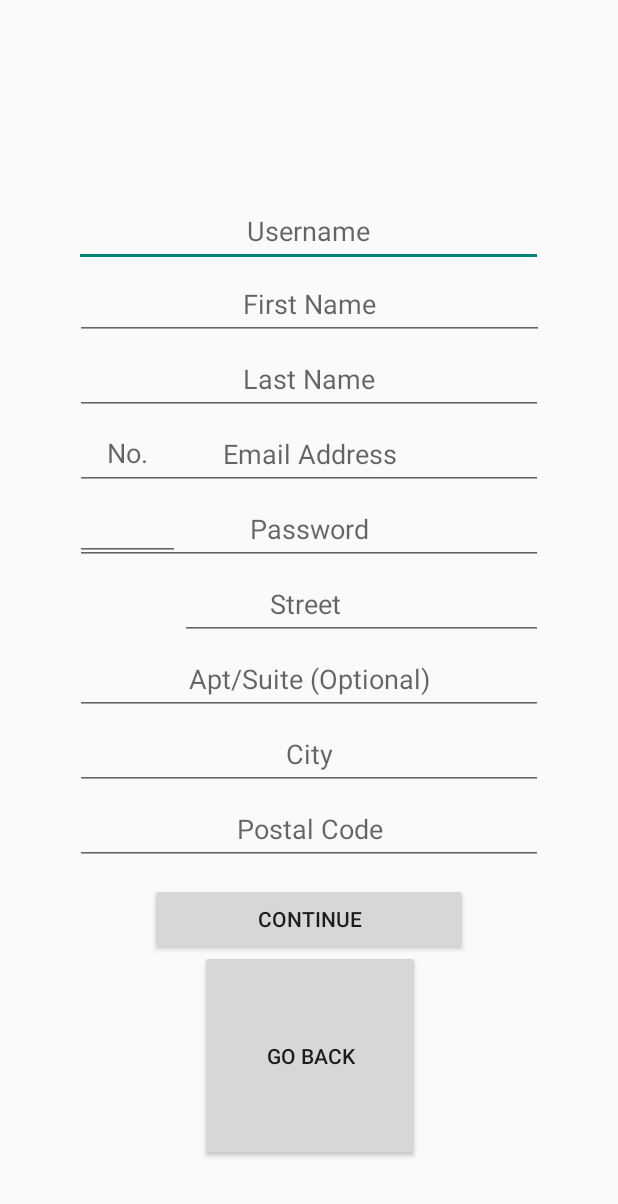
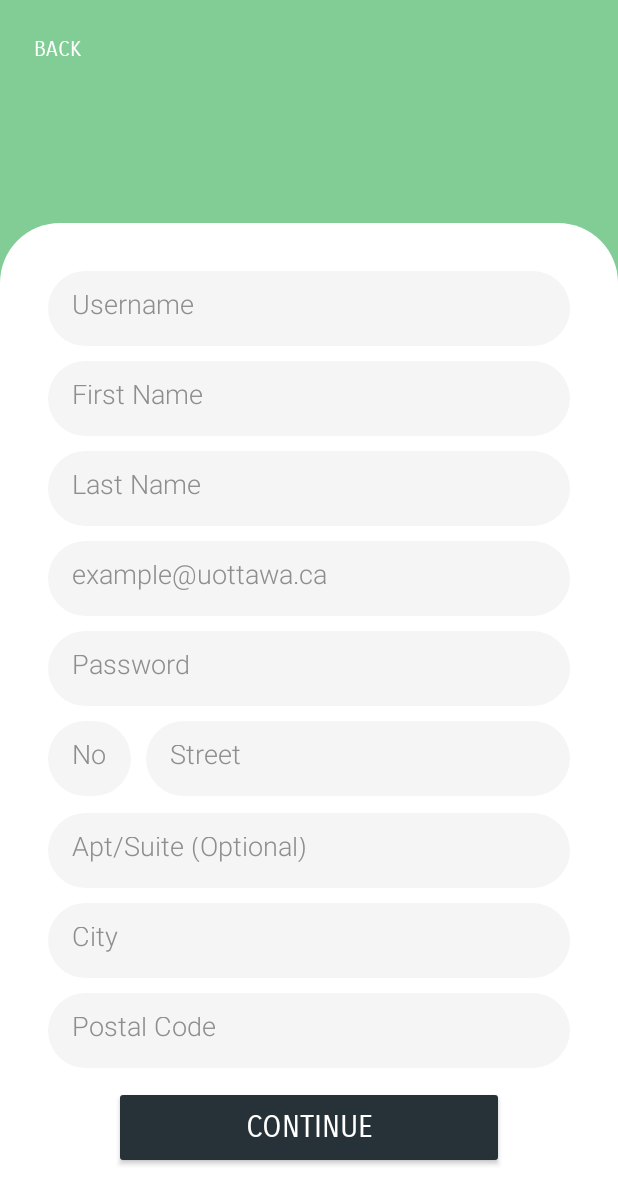
Before and after one commit to Georgin11/Mealer_App, an Android app: the ClientRegistration screen opened directly, with no data from a screen before it, on a phone screen of 412 x 824 dp. Shown: the top 1204 px of the screen. Run offline under Robolectric (Android 15) with nearby library versions, the light colour scheme and no system bars; Roboto replaces fonts that are not available here.

Commit message:
Client Registration UI

```diff
--- a/app/src/main/java/com/example/Mealer_App/ClientRegistration.java
+++ b/app/src/main/java/com/example/Mealer_App/ClientRegistration.java
@@ -125,6 +125,6 @@ public class ClientRegistration extends AppCompatActivity {
     }
 
     public void GoBack() {
-        return;
+        finish();
     }
 }
--- a/app/src/main/res/layout/activity_client_registration.xml
+++ b/app/src/main/res/layout/activity_client_registration.xml
@@ -9,206 +9,212 @@
     <RelativeLayout
         android:layout_width="match_parent"
         android:layout_height="match_parent"
-        app:layout_constraintBottom_toBottomOf="parent"
+        android:background="#82CD96">
+
+        <Button
+            android:id="@+id/btn_GoBack"
+            android:layout_width="65dp"
+            android:layout_height="55dp"
+            android:layout_marginStart="5dp"
+            android:layout_marginTop="5dp"
+            android:layout_marginEnd="320dp"
+            android:background="@null"
+            android:fontFamily="sans-serif-smallcaps"
+            android:onClick="GoBack"
+            android:text="Back"
+            android:textColor="@color/white"
             app:layout_constraintEnd_toEndOf="parent"
-        app:layout_constraintHorizontal_bias="0.0"
-        app:layout_constraintStart_toStartOf="parent"
-        app:layout_constraintTop_toTopOf="parent"
-        app:layout_constraintVertical_bias="0.0">
+            app:layout_constraintTop_toTopOf="parent" />
+
+        <LinearLayout
+            android:layout_width="match_parent"
+            android:layout_height="675dp"
+            android:layout_alignParentBottom="true"
+            android:layout_marginBottom="0dp"
+            android:background="@drawable/half_white_background"
+            android:orientation="vertical"
+            android:padding="32sp">
 
             <EditText
                 android:id="@+id/editText_ClientUsername"
-            android:layout_width="wrap_content"
-            android:layout_height="wrap_content"
-            android:layout_alignParentStart="true"
-            android:layout_alignParentEnd="true"
-            android:layout_alignParentBottom="true"
-            android:layout_marginStart="49dp"
-            android:layout_marginEnd="50dp"
-            android:layout_marginBottom="646dp"
+                android:layout_width="match_parent"
+                android:layout_height="50dp"
+                android:layout_marginTop="0dp"
+                android:background="@drawable/edittext_background"
                 android:ems="10"
-            android:gravity="center"
+                android:fontFamily="sans-serif-light"
                 android:hint="Username"
-            android:inputType="textPersonName"
-            android:minHeight="48dp" />
+                android:inputType="text"
+                android:padding="16dp"
+                android:textColor="#8e8e8e"
+                android:textColorHint="#8e8e8e"
+                android:textSize="18dp" />
 
             <EditText
                 android:id="@+id/editText_ClientName"
                 android:layout_width="match_parent"
-            android:layout_height="wrap_content"
-            android:layout_alignParentStart="true"
-            android:layout_alignParentEnd="true"
-            android:layout_alignParentBottom="true"
-            android:layout_marginStart="50dp"
-            android:layout_marginEnd="49dp"
-            android:layout_marginBottom="597dp"
+                android:layout_height="50dp"
+                android:layout_marginTop="10dp"
+                android:background="@drawable/edittext_background"
                 android:ems="10"
-            android:gravity="center"
+                android:fontFamily="sans-serif-light"
                 android:hint="First Name"
-            android:inputType="textPersonName"
-            android:minHeight="48dp"
-            app:hintAnimationEnabled="false"
-            app:hintEnabled="true" />
+                android:inputType="text"
+                android:padding="16dp"
+                android:textColor="#8e8e8e"
+                android:textColorHint="#8e8e8e"
+                android:textSize="18dp" />
 
             <EditText
                 android:id="@+id/editText_ClientLastName"
-            android:layout_width="wrap_content"
-            android:layout_height="wrap_content"
-            android:layout_alignBottom="@+id/editText_ClientName"
-            android:layout_alignParentStart="true"
-            android:layout_alignParentEnd="true"
-            android:layout_marginStart="50dp"
-            android:layout_marginEnd="50dp"
-            android:layout_marginBottom="-50dp"
+                android:layout_width="match_parent"
+                android:layout_height="50dp"
+                android:layout_marginTop="10dp"
+                android:background="@drawable/edittext_background"
                 android:ems="10"
-            android:gravity="center"
+                android:fontFamily="sans-serif-light"
                 android:hint="Last Name"
-            android:inputType="textPersonName"
-            android:minHeight="48dp" />
+                android:inputType="text"
+                android:padding="16dp"
+                android:textColor="#8e8e8e"
+                android:textColorHint="#8e8e8e"
+                android:textSize="18dp" />
 
             <EditText
                 android:id="@+id/editTextEmailAddress"
-            android:layout_width="wrap_content"
-            android:layout_height="wrap_content"
-            android:layout_alignBottom="@+id/editText_ClientLastName"
-            android:layout_alignParentStart="true"
-            android:layout_alignParentEnd="true"
-            android:layout_marginStart="50dp"
-            android:layout_marginEnd="50dp"
-            android:layout_marginBottom="-50dp"
+                android:layout_width="match_parent"
+                android:layout_height="50dp"
+                android:layout_marginTop="10dp"
+                android:background="@drawable/edittext_background"
                 android:ems="10"
-            android:gravity="center"
-            android:hint="Email Address"
+                android:fontFamily="sans-serif-light"
+                android:hint="example@uottawa.ca"
                 android:inputType="textEmailAddress"
-            android:minHeight="48dp" />
+                android:padding="16dp"
+                android:textColor="#8e8e8e"
+                android:textColorHint="#8e8e8e"
+                android:textSize="18dp" />
 
             <EditText
                 android:id="@+id/editText_ClientPassword"
-            android:layout_width="wrap_content"
-            android:layout_height="wrap_content"
-            android:layout_alignBottom="@+id/editTextEmailAddress"
-            android:layout_alignParentStart="true"
-            android:layout_alignParentEnd="true"
-            android:layout_marginStart="50dp"
-            android:layout_marginEnd="50dp"
-            android:layout_marginBottom="-50dp"
+                android:layout_width="match_parent"
+                android:layout_height="50dp"
+                android:layout_marginTop="10dp"
+                android:background="@drawable/edittext_background"
                 android:ems="10"
-            android:gravity="center"
+                android:fontFamily="sans-serif-light"
                 android:hint="Password"
                 android:inputType="textPassword"
-            android:minHeight="48dp" />
+                android:padding="16dp"
+                android:textColor="#8e8e8e"
+                android:textColorHint="#8e8e8e"
+                android:textSize="18dp"
+                tools:ignore="SpeakableTextPresentCheck" />
+
+            <LinearLayout
+                android:layout_width="match_parent"
+                android:layout_height="wrap_content"
+                android:layout_weight="1"
+                android:gravity="top"
+                android:orientation="horizontal">
 
                 <EditText
                     android:id="@+id/editText_ClientNumber"
-            android:layout_width="wrap_content"
-            android:layout_height="wrap_content"
-            android:layout_alignParentStart="true"
-            android:layout_alignParentTop="true"
-            android:layout_alignParentBottom="true"
-            android:layout_marginStart="50dp"
-            android:layout_marginTop="230dp"
-            android:layout_marginEnd="-120dp"
-            android:layout_marginBottom="450dp"
-            android:layout_toStartOf="@+id/editText_ClientStreet"
+                    android:layout_width="55dp"
+                    android:layout_height="50dp"
+                    android:layout_marginTop="10dp"
+                    android:background="@drawable/edittext_background"
                     android:ems="10"
-            android:gravity="center"
+                    android:fontFamily="sans-serif-light"
                     android:hint="No."
                     android:inputType="number"
-            android:minHeight="48dp"
-            tools:ignore="TouchTargetSizeCheck,TouchTargetSizeCheck,TouchTargetSizeCheck,TouchTargetSizeCheck" />
+                    android:padding="16dp"
+                    android:textColor="#8e8e8e"
+                    android:textColorHint="#8e8e8e"
+                    android:textSize="18dp" />
 
                 <EditText
                     android:id="@+id/editText_ClientStreet"
-            android:layout_width="wrap_content"
-            android:layout_height="wrap_content"
-            android:layout_alignBottom="@+id/editText_ClientPassword"
-            android:layout_alignParentStart="true"
-            android:layout_alignParentEnd="true"
-            android:layout_marginStart="120dp"
-            android:layout_marginEnd="50dp"
-            android:layout_marginBottom="-50dp"
+                    android:layout_width="match_parent"
+                    android:layout_height="50dp"
+                    android:layout_marginStart="10dp"
+                    android:layout_marginTop="10dp"
+                    android:background="@drawable/edittext_background"
                     android:ems="10"
-            android:gravity="center"
+                    android:fontFamily="sans-serif-light"
                     android:hint="Street                "
-            android:inputType="textPersonName"
-            android:minHeight="48dp" />
+                    android:padding="16dp"
+                    android:textColor="#8e8e8e"
+                    android:textColorHint="#8e8e8e"
+                    android:textSize="18dp" />
+
+            </LinearLayout>
 
             <EditText
                 android:id="@+id/editText_ClientApt"
-            android:layout_width="wrap_content"
-            android:layout_height="wrap_content"
-            android:layout_alignBottom="@+id/editText_ClientStreet"
-            android:layout_alignParentStart="true"
-            android:layout_alignParentEnd="true"
-            android:layout_marginStart="50dp"
-            android:layout_marginEnd="50dp"
-            android:layout_marginBottom="-50dp"
+                android:layout_width="match_parent"
+                android:layout_height="50dp"
+                android:layout_marginTop="10dp"
+                android:background="@drawable/edittext_background"
                 android:ems="10"
-            android:gravity="center"
+                android:fontFamily="sans-serif-light"
                 android:hint="Apt/Suite (Optional)"
-            android:inputType="number"
-            android:minHeight="48dp" />
+                android:padding="16dp"
+                android:textColor="#8e8e8e"
+                android:textColorHint="#8e8e8e"
+                android:textSize="18dp" />
 
             <EditText
                 android:id="@+id/editText_ClientCity"
-            android:layout_width="wrap_content"
-            android:layout_height="wrap_content"
-            android:layout_alignBottom="@+id/editText_ClientApt"
-            android:layout_alignParentStart="true"
-            android:layout_alignParentEnd="true"
-            android:layout_marginStart="50dp"
-            android:layout_marginEnd="50dp"
-            android:layout_marginBottom="-50dp"
+                android:layout_width="match_parent"
+                android:layout_height="50dp"
+                android:layout_marginTop="10dp"
+                android:background="@drawable/edittext_background"
                 android:ems="10"
-            android:gravity="center"
+                android:fontFamily="sans-serif-light"
                 android:hint="City"
-            android:inputType="textPersonName"
-            android:minHeight="48dp" />
+                android:padding="16dp"
+                android:textColor="#8e8e8e"
+                android:textColorHint="#8e8e8e"
+                android:textSize="18dp" />
 
             <EditText
                 android:id="@+id/editText_ClientPostal"
-            android:layout_width="wrap_content"
-            android:layout_height="wrap_content"
-            android:layout_alignBottom="@+id/editText_ClientCity"
-            android:layout_alignParentStart="true"
-            android:layout_alignParentEnd="true"
-            android:layout_marginStart="50dp"
-            android:layout_marginEnd="50dp"
-            android:layout_marginBottom="-50dp"
+                android:layout_width="match_parent"
+                android:layout_height="50dp"
+                android:layout_marginTop="10dp"
+                android:background="@drawable/edittext_background"
                 android:ems="10"
+                android:fontFamily="sans-serif-light"
+                android:hint="Postal Code"
+                android:padding="16dp"
+                android:textColor="#8e8e8e"
+                android:textColorHint="#8e8e8e"
+                android:textSize="18dp" />
+
+            <LinearLayout
+                android:layout_width="match_parent"
+                android:layout_height="80dp"
                 android:gravity="center"
-            android:hint="Postal Code"
-            android:inputType="text"
-            android:minHeight="48dp" />
+                android:orientation="vertical">
 
                 <Button
                     android:id="@+id/btn_Continue"
                     android:layout_width="wrap_content"
                     android:layout_height="wrap_content"
-            android:layout_alignBottom="@+id/editText_ClientPostal"
-            android:layout_alignParentStart="true"
-            android:layout_alignParentEnd="true"
-            android:layout_marginStart="100dp"
-            android:layout_marginEnd="100dp"
-            android:layout_marginBottom="-60dp"
+                    android:width="260dp"
+                    android:height="55dp"
+                    android:backgroundTint="#273238"
+                    android:fontFamily="sans-serif-smallcaps"
                     android:gravity="center"
                     android:onClick="onContinue"
-            android:text="Continue" />
+                    android:text="Continue"
+                    android:textColor="@color/white"
+                    android:textSize="20sp" />
 
-        <Button
-            android:id="@+id/btn_GoBack"
-            android:layout_width="146dp"
-            android:layout_height="wrap_content"
-            android:layout_alignParentStart="true"
-            android:layout_alignParentTop="true"
-            android:layout_alignParentEnd="true"
-            android:layout_alignParentBottom="true"
-            android:layout_marginStart="133dp"
-            android:layout_marginTop="633dp"
-            android:layout_marginEnd="132dp"
-            android:layout_marginBottom="50dp"
-            android:onClick="GoBack"
-            android:text="GO BACK" />
+            </LinearLayout>
+
+        </LinearLayout>
 
     </RelativeLayout>
 </androidx.constraintlayout.widget.ConstraintLayout>
```
Lines whose indentation alone changed are shown as unchanged.
